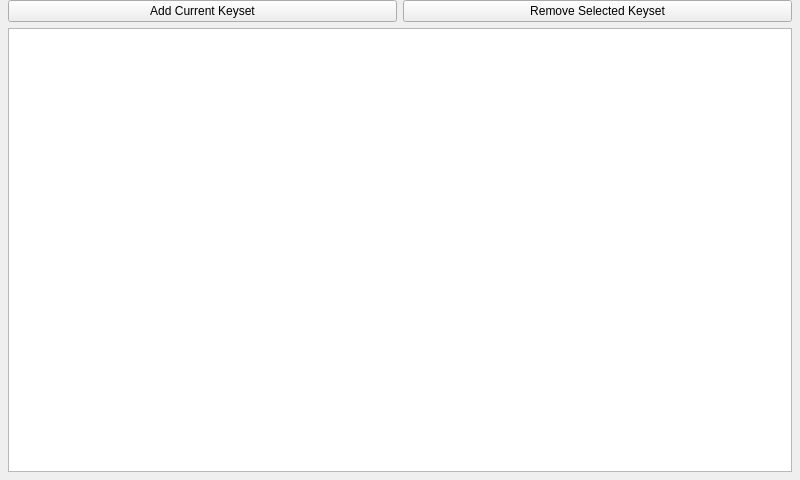
Above: forms/pirfavoritesform.ui from jpietrzak8/Pierogi before the change. Below: the same form after it.
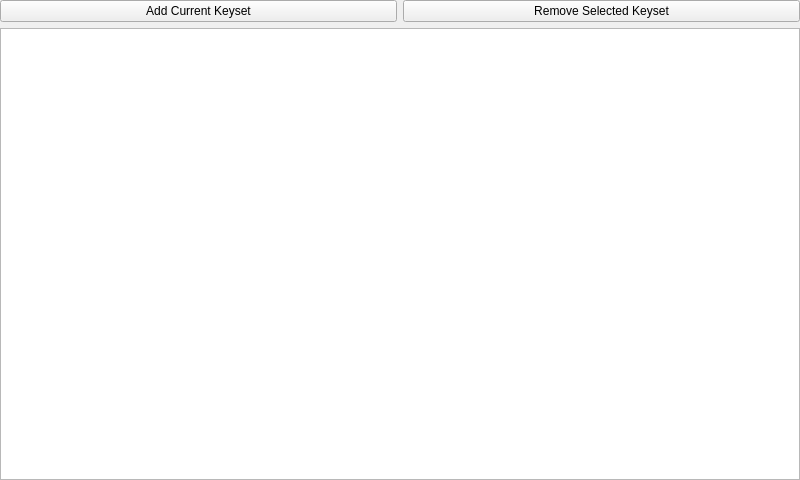
That is the form after the change.

What changed in the file:
```diff
--- a/forms/pirfavoritesform.ui
+++ b/forms/pirfavoritesform.ui
@@ -14,18 +14,9 @@
    <string>Form</string>
   </property>
   <layout class="QGridLayout" name="gridLayout">
-   <property name="leftMargin">
-    <number>8</number>
-   </property>
-   <property name="topMargin">
+   <property name="margin">
     <number>0</number>
    </property>
-   <property name="rightMargin">
-    <number>8</number>
-   </property>
-   <property name="bottomMargin">
-    <number>8</number>
-   </property>
    <item row="0" column="0">
     <widget class="QPushButton" name="addKeysetButton">
      <property name="text">
```
